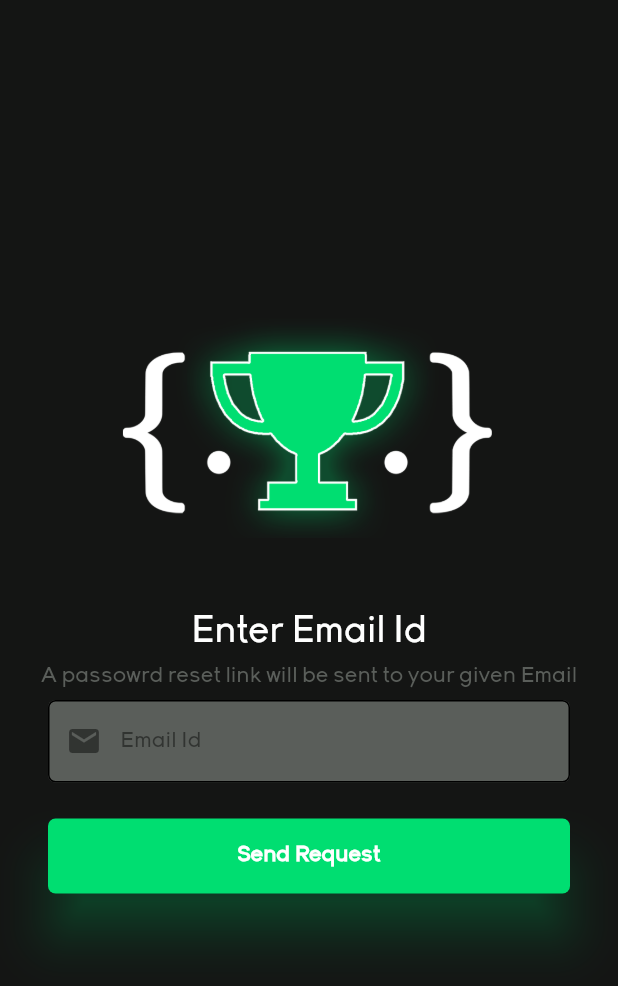
After one commit to curiousyuvi/coder_status, a Flutter app: the screen it shows after launch, after a tap on "Forgot Password?", on a phone screen of 412 x 824 dp. The commit adds this screen. Shown: the top 986 px of the screen. Run offline on Flutter 3.47's test engine with Material 2 defaults, Android fonts, the phone set to English and light mode, and no system bars; our stand-ins replace cloud_firestore, firebase_auth, firebase_core, fluttertoast, splashscreen; missing offline and left inert: email_auth; accounts and stored records are empty.

Commit message:
added forgot password? functionality while sign in

```diff
--- /dev/null
+++ b/lib/forgotpasswordscreen.dart
@@ -0,0 +1,119 @@
+import 'package:codersstatus/components/colorscheme.dart';
+import 'package:codersstatus/homescreen.dart';
+import 'package:codersstatus/loginuser.dart';
+import 'package:codersstatus/registernamescreen.dart';
+import 'package:codersstatus/resetpassword.dart';
+import 'package:codersstatus/signinscreen.dart';
+import 'package:flutter/cupertino.dart';
+import 'package:flutter/material.dart';
+import 'package:flutter/painting.dart';
+import 'package:flutter/rendering.dart';
+import 'package:flutter/widgets.dart';
+import 'package:fluttertoast/fluttertoast.dart';
+import 'components/constants.dart';
+import 'components/myTextFormField.dart';
+import 'components/coderstatusheading.dart';
+import 'components/myButton.dart';
+
+void main() => runApp(
+      MaterialApp(
+        home: forgotpasswordscreen(),
+      ),
+    );
+
+class forgotpasswordscreen extends StatefulWidget {
+  const forgotpasswordscreen({Key key}) : super(key: key);
+
+  @override
+  _forgotpasswordscreenState createState() => _forgotpasswordscreenState();
+}
+
+class _forgotpasswordscreenState extends State<forgotpasswordscreen> {
+  //Form State
+
+  final _formkey = GlobalKey<FormState>();
+  String emailid = '';
+
+  void _submit() {
+    print('login pressed!!!');
+    if (_formkey.currentState.validate()) {
+      _formkey.currentState.save();
+      print(emailid);
+
+      resetpassword(emailid);
+
+      Fluttertoast.showToast(
+          msg: "A paaswod reset link was  succesfully sent to your email",
+          toastLength: Toast.LENGTH_SHORT,
+          gravity: ToastGravity.CENTER,
+          timeInSecForIosWeb: 3,
+          backgroundColor: colorschemeclass.primarygreen,
+          textColor: Colors.white,
+          fontSize: 16.0);
+
+      Navigator.push(context, MaterialPageRoute(builder: (context) {
+        return signinscreen();
+      }));
+    }
+  }
+
+  @override
+  Widget build(BuildContext context) {
+    return Scaffold(
+            backgroundColor: colorschemeclass.dark,
+            body: SafeArea(
+              child: Container(
+                padding: EdgeInsets.all(16),
+                child: Form(
+                  key: _formkey,
+                  child: Column(
+                    mainAxisAlignment: MainAxisAlignment.center,
+                    children: [
+                      Flexible(
+                        child: Hero(
+                          tag: 'splashscreenImage',
+                          child: Image(
+                            image: AssetImage('images/appiconnoback.png'),
+                          ),
+                        ),
+                      ),
+                      SizedBox(
+                        height: 50,
+                      ),
+                      Flexible(
+                          child: Text(
+                        'Enter Email Id',
+                        style: TextStyle(
+                            color: Colors.white,
+                            fontSize: 25,
+                            fontFamily: 'young'),
+                      )),
+                      SizedBox(
+                        height: 10,
+                      ),
+                      Flexible(
+                          child: Text(
+                              'A passowrd reset link will be sent to your given Email',
+                              style: TextStyle(
+                                  color: colorschemeclass.darkgrey,
+                                  fontSize: 15,
+                                  fontFamily: 'young'),
+                              textAlign: TextAlign.center)),
+                      Flexible(
+                          child: myTextEormField(
+                              Icon(Icons.email), 'Email Id', false, (val) {
+                        emailid = val;
+                      },
+                              TextInputType.emailAddress,
+                              (val) => !val.contains('@')
+                                  ? 'Please enter a valid email'
+                                  : null)),
+                      Flexible(child: myButton(true, 'Send Request', _submit)),
+                    ],
+                  ),
+                ),
+              ),
+            ),
+          );
+  }
+}
--- /dev/null
+++ b/lib/resetpassword.dart
@@ -0,0 +1,14 @@
+import 'package:firebase_auth/firebase_auth.dart';
+import 'package:flutter/material.dart';
+import 'signinscreen.dart';
+
+Future<User> resetpassword(String email) async {
+  FirebaseAuth _auth = FirebaseAuth.instance;
+
+  try {
+    _auth.sendPasswordResetEmail(email: email);
+
+  } catch (e) {
+    print("error in resetting password");
+  }
+}
--- a/lib/signinscreen.dart
+++ b/lib/signinscreen.dart
@@ -1,4 +1,5 @@
 import 'package:codersstatus/components/colorscheme.dart';
+import 'package:codersstatus/forgotpasswordscreen.dart';
 import 'package:codersstatus/homescreen.dart';
 import 'package:codersstatus/loginuser.dart';
 import 'package:codersstatus/registernamescreen.dart';
@@ -53,7 +54,7 @@ class _signinscreenState extends State<signinscreen> {
           }));
         } else {
           setState(() {
-            isloading=false;
+            isloading = false;
           });
           Fluttertoast.showToast(
               msg: "Email or Password or both are incorrect",
@@ -62,14 +63,11 @@ class _signinscreenState extends State<signinscreen> {
               timeInSecForIosWeb: 3,
               backgroundColor: colorschemeclass.primarygreen,
               textColor: Colors.white,
-              fontSize: 16.0
-          );
+              fontSize: 16.0);
         }
       });
     }
   }
-
-
 
   @override
   Widget build(BuildContext context) {
@@ -138,7 +136,23 @@ class _signinscreenState extends State<signinscreen> {
                             }),
                           ),
                         ],
-                      ))
+                      )),
+                      Flexible(
+                          child: GestureDetector(
+                              onTap: () {
+                                print('forgot password clicked!!');
+                                Navigator.push(context, MaterialPageRoute(builder: (context) {
+                                  return forgotpasswordscreen();
+                                }));
+                              },
+                              child: Text(
+                                'Forgot Password?',
+                                style: TextStyle(
+                                    color: colorschemeclass.primarygreen,
+                                    fontFamily: 'young',
+                                    fontSize: 13,
+                                    decoration: TextDecoration.underline),
+                              )))
                     ],
                   ),
                 ),
```
